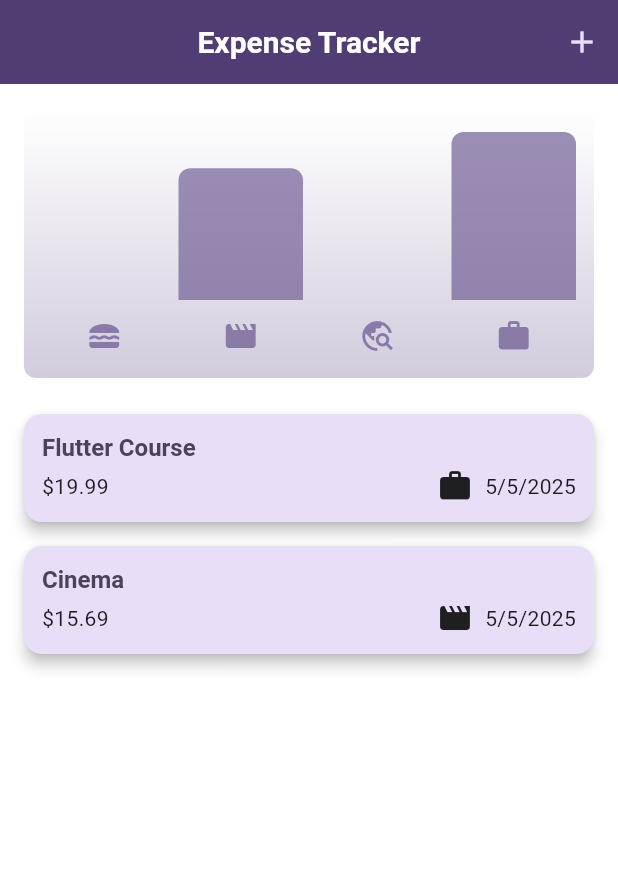
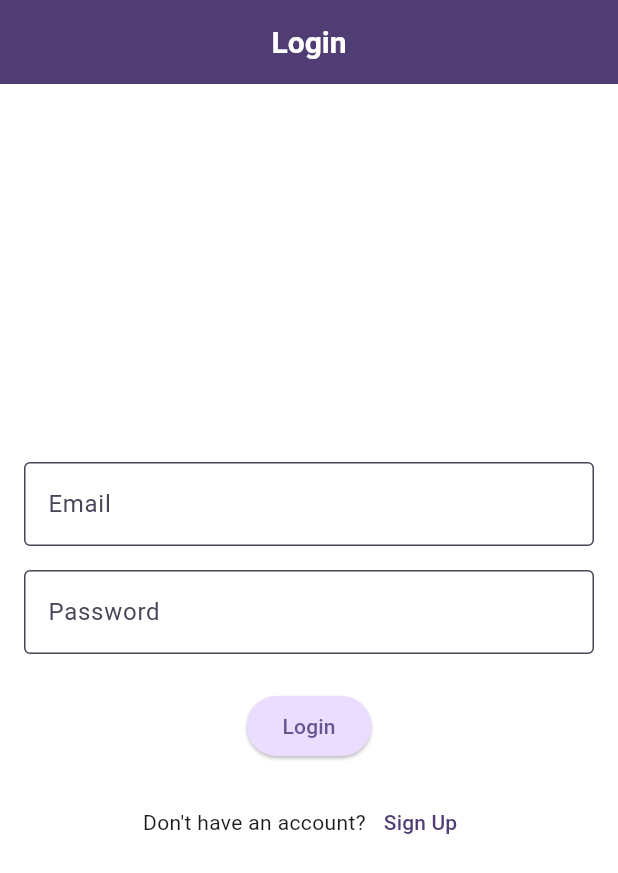
Before and after one commit to amir3x0/expense_tracker, a Flutter app: the screen it shows after launch, on a phone screen of 412 x 824 dp. Shown: the top 873 px of the screen. Run offline on Flutter 3.47's test engine with Material 3 defaults, Android fonts, the phone set to English and light mode, and no system bars.

```diff
--- a/lib/expenses.dart
+++ b/lib/expenses.dart
@@ -71,7 +71,6 @@ class _ExpensesState extends State<Expenses> {
 
   @override
   Widget build(BuildContext context) {
-    final height = MediaQuery.of(context).size.height;
     final width = MediaQuery.of(context).size.width;
 
     Widget mainContent = const Center(
--- a/lib/main.dart
+++ b/lib/main.dart
@@ -1,6 +1,6 @@
 import 'package:flutter/material.dart';
-import 'package:expense_tracker/expenses.dart';
-import 'package:flutter/services.dart';
+// import 'package:expense_tracker/expenses.dart'; // Comment out or remove
+import 'package:expense_tracker/screens/auth/login_screen.dart'; // Add this import
 
 var kColorScheme = ColorScheme.fromSeed(
   seedColor: const Color.fromARGB(255, 111, 49, 212),
@@ -83,7 +83,7 @@ void main() {
           labelStyle: TextStyle(color: kColorScheme.onSecondaryContainer),
         ),
       ),
-      home: Expenses(),
+      home: const LoginScreen(), // To this
     ),
   );
   // });
--- /dev/null
+++ b/lib/screens/auth/login_screen.dart
@@ -0,0 +1,85 @@
+import 'package:flutter/material.dart';
+import 'package:expense_tracker/screens/auth/signup_screen.dart';
+
+class LoginScreen extends StatefulWidget {
+  const LoginScreen({super.key});
+
+  @override
+  State<LoginScreen> createState() => _LoginScreenState();
+}
+
+class _LoginScreenState extends State<LoginScreen> {
+  final _formKey = GlobalKey<FormState>();
+  final _emailController = TextEditingController();
+  final _passwordController = TextEditingController();
+
+  @override
+  void dispose() {
+    _emailController.dispose();
+    _passwordController.dispose();
+    super.dispose();
+  }
+
+  @override
+  Widget build(BuildContext context) {
+    return Scaffold(
+      appBar: AppBar(
+        title: const Text('Login'),
+      ),
+      body: Padding(
+        padding: const EdgeInsets.all(16.0),
+        child: Form(
+          key: _formKey,
+          child: Column(
+            mainAxisAlignment: MainAxisAlignment.center,
+            children: [
+              TextFormField(
+                controller: _emailController,
+                decoration: const InputDecoration(
+                  labelText: 'Email',
+                ),
+                keyboardType: TextInputType.emailAddress,
+                // Add validator if needed
+              ),
+              const SizedBox(height: 16),
+              TextFormField(
+                controller: _passwordController,
+                decoration: const InputDecoration(
+                  labelText: 'Password',
+                ),
+                obscureText: true,
+                // Add validator if needed
+              ),
+              const SizedBox(height: 24),
+              ElevatedButton(
+                onPressed: () {
+                  // TODO: Implement login logic
+                  print('Email: ${_emailController.text}');
+                  print('Password: ${_passwordController.text}');
+                },
+                child: const Text('Login'),
+              ),
+              const SizedBox(height: 16),
+              Row(
+                mainAxisAlignment: MainAxisAlignment.center,
+                children: [
+                  const Text("Don't have an account?"),
+                  TextButton(
+                    onPressed: () {
+                      Navigator.of(context).push(
+                        MaterialPageRoute(
+                          builder: (ctx) => const SignupScreen(),
+                        ),
+                      );
+                    },
+                    child: const Text('Sign Up'),
+                  ),
+                ],
+              ),
+            ],
+          ),
+        ),
+      ),
+    );
+  }
+}
--- a/lib/widgets/new_expense.dart
+++ b/lib/widgets/new_expense.dart
@@ -1,7 +1,6 @@
 import 'dart:io';
 import 'package:flutter/material.dart';
 import 'package:expense_tracker/models/expense.dart';
-import 'package:flutter/rendering.dart';
 import 'package:flutter/cupertino.dart';
 
 class NewExpense extends StatefulWidget {
```
Also changed, not shown: lib/screens/auth/signup_screen.dart (added, +22 -0 lines), 4 other files.
